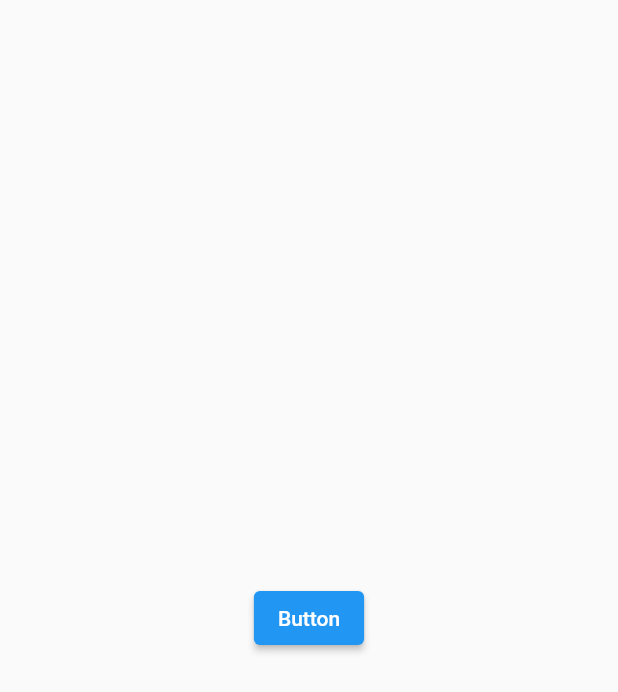
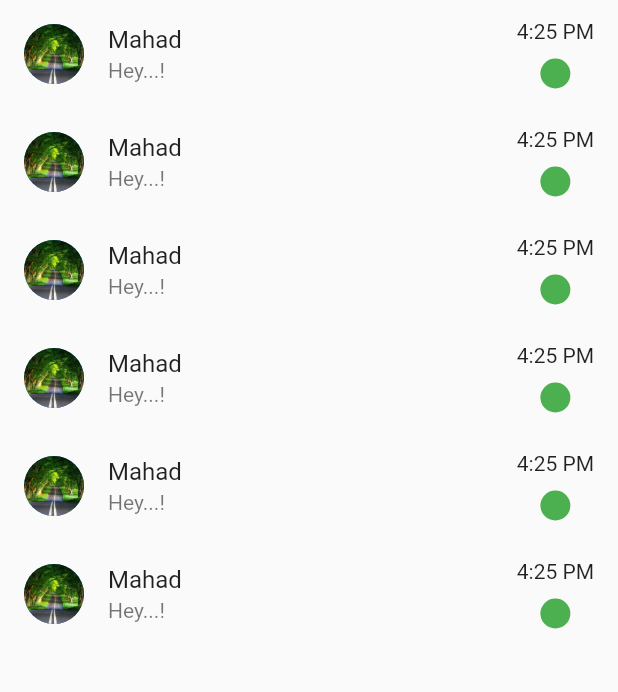
Before and after one commit to wasimiqbal1/Flutter, a Flutter app: the screen it shows after launch, on a phone screen of 412 x 824 dp. Shown: the top 692 px of the screen. Run offline on Flutter 3.47's test engine with Material 2 defaults, Android fonts, the phone set to English and light mode, and no system bars.

Commit message:
flutter listTile

```diff
--- a/firstapp_wasim/lib/home.dart
+++ b/firstapp_wasim/lib/home.dart
@@ -1,5 +1,4 @@
 import 'package:flutter/material.dart';
-
 import 'app.dart';
 
 
@@ -12,13 +11,33 @@ class _HomeState extends State<Home> {
   @override
   Widget build(BuildContext context) {
     return Scaffold(
-      body: Center(
-        child: ElevatedButton(onPressed: (){
-          Navigator.push(context,
-          MaterialPageRoute(builder: (context) => App()));
-        },
-        child: Text("Button"))
+      body: Column(
+        children: [
+          abc(),
+          abc(),
+          abc(),
+          abc(),
+          abc(),
+          abc(),
+        ]
       )
     );
   }
 }
+
+Widget abc() {
+  return ListTile(
+    leading: CircleAvatar(
+     backgroundImage: AssetImage('assets/road.jpg'),
+     radius: 20,
+   ),
+   title: Text("Mahad"),
+   subtitle: Text("Hey...!"),
+   trailing: Column(
+     mainAxisAlignment: MainAxisAlignment.spaceAround,
+     children: [
+       Text("4:25 PM"),
+       CircleAvatar(backgroundColor: Colors.green, radius: 10,)
+     ],),
+  );
+}
--- a/firstapp_wasim/pubspec.yaml
+++ b/firstapp_wasim/pubspec.yaml
@@ -45,9 +45,8 @@ flutter:
   uses-material-design: true
 
   # To add assets to your application, add an assets section, like this:
-  # assets:
-  #   - images/a_dot_burr.jpeg
-  #   - images/a_dot_ham.jpeg
+  assets:
+    - assets/
 
   # An image asset can refer to one or more resolution-specific "variants", see
   # https://flutter.dev/assets-and-images/#resolution-aware.
```
Also changed, not shown: firstapp_wasim/lib/app.dart (+8 -1 lines), firstapp_wasim/assets/road.jpg (added).
